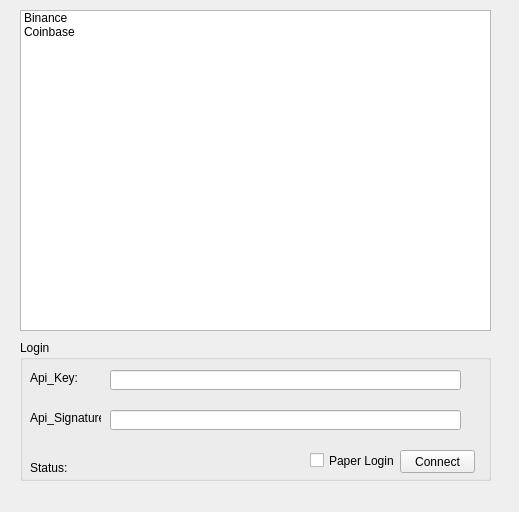
This is exchange_manager_gui.ui in mikeng110/TradingBot as Qt 5 draws it before an edit. The edited form follows.
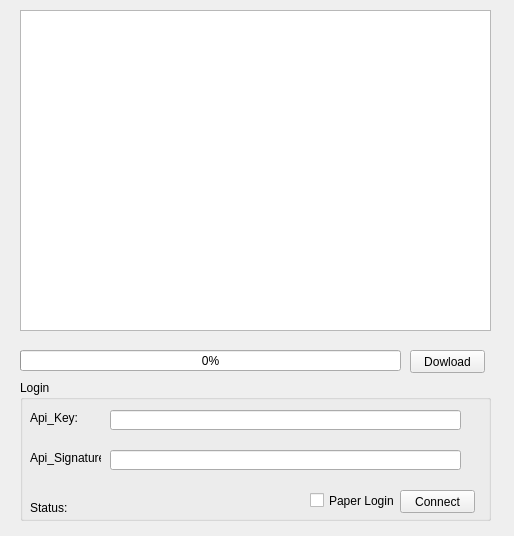
This is the edited form.

Commit message:
Implemented multiple exchanges support,
Needs refactoring, code works but is not ment to be designed this way,
only propotype.

The edit to the form file:
```diff
--- a/exchange_manager_gui.ui
+++ b/exchange_manager_gui.ui
@@ -6,8 +6,8 @@
    <rect>
     <x>0</x>
     <y>0</y>
-    <width>519</width>
-    <height>512</height>
+    <width>514</width>
+    <height>536</height>
    </rect>
   </property>
   <property name="windowTitle">
@@ -17,7 +17,7 @@
    <property name="geometry">
     <rect>
      <x>20</x>
-     <y>340</y>
+     <y>380</y>
      <width>471</width>
      <height>141</height>
     </rect>
@@ -126,16 +126,38 @@
      <height>321</height>
     </rect>
    </property>
-   <item>
-    <property name="text">
-     <string>Binance</string>
-    </property>
-   </item>
-   <item>
-    <property name="text">
-     <string>Coinbase</string>
-    </property>
-   </item>
+  </widget>
+  <widget class="QPushButton" name="download_update_btn">
+   <property name="geometry">
+    <rect>
+     <x>410</x>
+     <y>350</y>
+     <width>75</width>
+     <height>23</height>
+    </rect>
+   </property>
+   <property name="text">
+    <string>Dowload</string>
+   </property>
+  </widget>
+  <widget class="QProgressBar" name="progressBar">
+   <property name="geometry">
+    <rect>
+     <x>20</x>
+     <y>350</y>
+     <width>381</width>
+     <height>21</height>
+    </rect>
+   </property>
+   <property name="value">
+    <number>0</number>
+   </property>
+   <property name="textVisible">
+    <bool>true</bool>
+   </property>
+   <property name="invertedAppearance">
+    <bool>false</bool>
+   </property>
   </widget>
  </widget>
  <resources/>
```
The commit also changes 20 other files.
